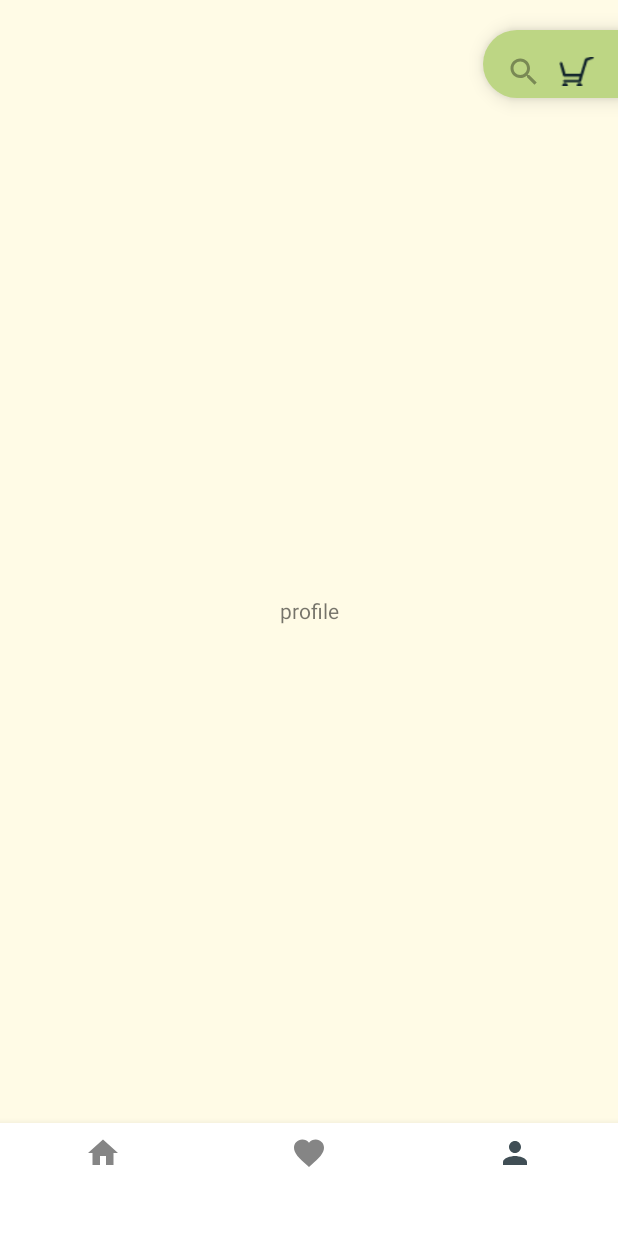
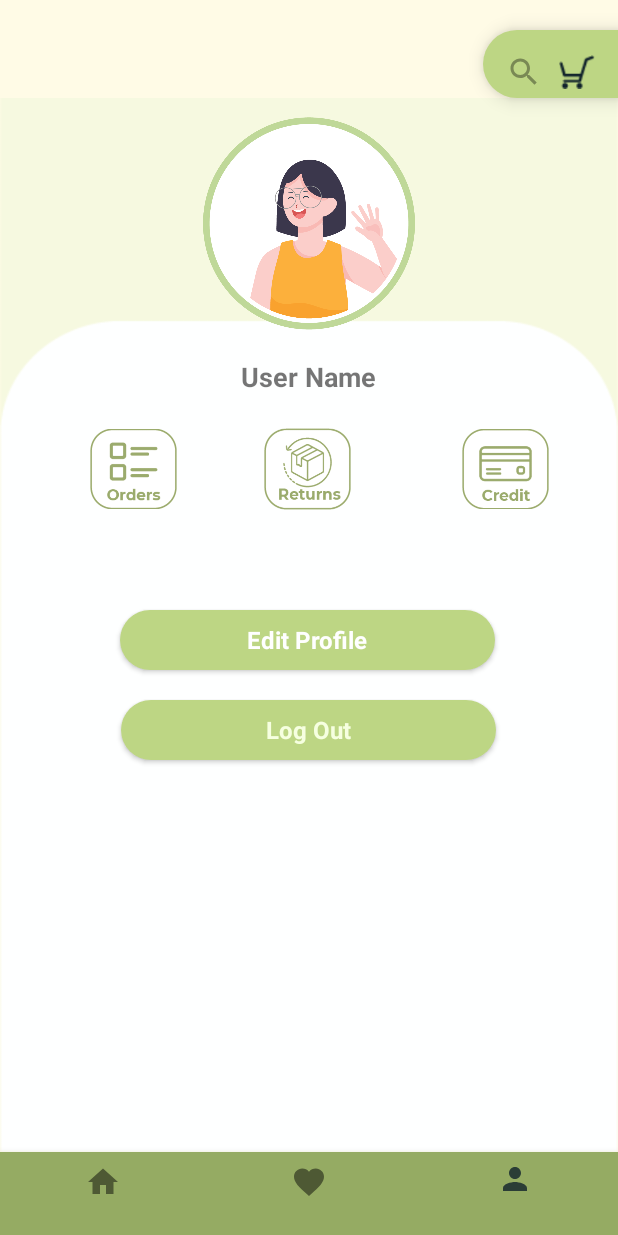
Before and after one commit to Basma-AlKhameri/Book.App, an Android app: the Home_Page screen opened directly, with no data from a screen before it, item 5 of the bottom bar chosen, on a phone screen of 412 x 824 dp. Run offline under Robolectric (Android 15) with nearby library versions, the phone set to English and light mode, and no system bars; our stand-ins replace Room's generated code.

```diff
--- a/app/src/main/java/com/example/bookapp/MainActivity.kt
+++ b/app/src/main/java/com/example/bookapp/MainActivity.kt
@@ -20,6 +20,7 @@ class MainActivity : AppCompatActivity() {
         setContentView(binding.root)
         setUpTaps()
     }
+
     private fun setUpTaps(){
         val adapter = ViewPagerAdapter(supportFragmentManager)
         val viewPager:ViewPager=findViewById(R.id.viewPager)
--- a/app/src/main/java/com/example/bookapp/adapters/ViewPagerAdapter.kt
+++ b/app/src/main/java/com/example/bookapp/adapters/ViewPagerAdapter.kt
@@ -7,6 +7,7 @@ import java.util.ArrayList
 
 class ViewPagerAdapter(supportFragmentManger:FragmentManager):FragmentPagerAdapter(supportFragmentManger,
     BEHAVIOR_RESUME_ONLY_CURRENT_FRAGMENT) {
+
     private val mFragmentList= ArrayList<Fragment>()
     private val mFragmentTitleList = ArrayList<String>()
 
--- a/app/src/main/res/drawable/veiw_bg.xml
+++ b/app/src/main/res/drawable/veiw_bg.xml
@@ -2,6 +2,6 @@
 <shape xmlns:android="http://schemas.android.com/apk/res/android"
     android:shape="rectangle">
 <solid android:color="@color/white"></solid>
-    <corners android:topRightRadius="45dp"
-        android:topLeftRadius="45dp"></corners>
+    <corners android:topRightRadius="83dp"
+        android:topLeftRadius="83dp"></corners>
 </shape>
--- a/app/src/main/res/layout/activity_home_page.xml
+++ b/app/src/main/res/layout/activity_home_page.xml
@@ -37,11 +37,13 @@
     <com.google.android.material.bottomnavigation.BottomNavigationView
         android:id="@+id/bottomNavigationView2"
         android:layout_width="match_parent"
-        android:layout_height="75dp"
+        android:layout_height="wrap_content"
         app:layout_constraintBottom_toBottomOf="parent"
         app:layout_constraintEnd_toEndOf="parent"
         app:layout_constraintHorizontal_bias="0.5"
+        android:background="@color/green"
+        app:itemRippleColor="@color/white"
         app:layout_constraintStart_toStartOf="parent"
-        app:menu="@menu/buttom_nav_menu2"/>
+        app:menu="@menu/buttom_nav_menu2" />
 
 </androidx.constraintlayout.widget.ConstraintLayout>
--- a/app/src/main/res/layout/profile.xml
+++ b/app/src/main/res/layout/profile.xml
@@ -88,7 +88,7 @@
         style="@style/Theme.BookApp"
         android:layout_width="300dp"
         android:layout_height="wrap_content"
-        android:layout_marginBottom="124dp"
+        android:layout_marginBottom="84dp"
         android:background="@drawable/button_bg"
         android:text="Log Out"
         android:textColor="@color/light_green3"
--- a/app/src/main/res/layout/profile_icon_fragment.xml
+++ b/app/src/main/res/layout/profile_icon_fragment.xml
@@ -1,21 +1,102 @@
 <?xml version="1.0" encoding="utf-8"?>
-<androidx.constraintlayout.widget.ConstraintLayout
-    xmlns:android="http://schemas.android.com/apk/res/android"
+<androidx.constraintlayout.widget.ConstraintLayout xmlns:android="http://schemas.android.com/apk/res/android"
     xmlns:app="http://schemas.android.com/apk/res-auto"
     xmlns:tools="http://schemas.android.com/tools"
-
     android:layout_width="match_parent"
     android:layout_height="match_parent"
-    tools:context=".fragment.Profile_icon_fragment">
+    android:background="@drawable/k1">
+
+    <ImageView
+        android:id="@+id/imageView3"
+        android:layout_width="141dp"
+        android:layout_height="159dp"
+        android:layout_marginTop="4dp"
+        app:layout_constraintEnd_toEndOf="parent"
+        app:layout_constraintStart_toStartOf="parent"
+        app:layout_constraintTop_toTopOf="parent"
+        app:srcCompat="@drawable/profile_image" />
+
+    <ImageView
+        android:id="@+id/imageView4"
+        android:layout_width="58dp"
+        android:layout_height="68dp"
+        android:layout_marginTop="50dp"
+        app:layout_constraintEnd_toStartOf="@+id/imageView5"
+        app:layout_constraintHorizontal_bias="0.506"
+        app:layout_constraintStart_toStartOf="parent"
+        app:layout_constraintTop_toBottomOf="@+id/imageView3"
+        app:srcCompat="@drawable/order_image" />
+
+    <ImageView
+        android:id="@+id/imageView5"
+        android:layout_width="58dp"
+        android:layout_height="68dp"
+        android:layout_marginTop="50dp"
+        app:layout_constraintBottom_toBottomOf="parent"
+        app:layout_constraintEnd_toEndOf="parent"
+        app:layout_constraintHorizontal_bias="0.498"
+        app:layout_constraintStart_toStartOf="parent"
+        app:layout_constraintTop_toBottomOf="@+id/imageView3"
+        app:layout_constraintVertical_bias="0.0"
+        app:srcCompat="@drawable/return_image" />
+
+    <ImageView
+        android:id="@+id/imageView6"
+        android:layout_width="58dp"
+        android:layout_height="68dp"
+        android:layout_marginTop="50dp"
+        android:layout_marginEnd="28dp"
+        app:layout_constraintEnd_toEndOf="parent"
+        app:layout_constraintHorizontal_bias="0.804"
+        app:layout_constraintStart_toEndOf="@+id/imageView5"
+        app:layout_constraintTop_toBottomOf="@+id/imageView3"
+        app:srcCompat="@drawable/credit_image" />
 
     <TextView
+        android:id="@+id/profile_name"
         android:layout_width="wrap_content"
         android:layout_height="wrap_content"
-        android:layout_marginBottom="0dp"
-        android:text="profile"
-        app:layout_constraintBottom_toBottomOf="parent"
+        android:layout_marginTop="10dp"
+        android:text="User Name"
+        android:textSize="18sp"
+        android:textStyle="bold"
+        app:layout_constraintBottom_toTopOf="@+id/imageView5"
         app:layout_constraintEnd_toEndOf="parent"
+        app:layout_constraintHorizontal_bias="0.498"
         app:layout_constraintStart_toStartOf="parent"
-        app:layout_constraintTop_toTopOf="parent" />
+        app:layout_constraintTop_toBottomOf="@+id/imageView3"
+        app:layout_constraintVertical_bias="0.0" />
 
-    </androidx.constraintlayout.widget.ConstraintLayout>
+
+    <Button
+        android:id="@+id/editButton"
+        style="@style/Theme.BookApp"
+        android:layout_width="250dp"
+        android:layout_height="40dp"
+        android:layout_marginTop="60dp"
+        android:background="@drawable/button_bg"
+        android:text="Edit Profile"
+        android:textColor="@color/white"
+        android:textSize="16dp"
+        android:textStyle="bold"
+        app:layout_constraintEnd_toEndOf="parent"
+        app:layout_constraintHorizontal_bias="0.495"
+        app:layout_constraintStart_toStartOf="parent"
+        app:layout_constraintTop_toBottomOf="@+id/imageView5" />
+
+    <Button
+        android:id="@+id/log_out_Button"
+        style="@style/Theme.BookApp"
+        android:layout_width="250dp"
+        android:layout_height="40dp"
+        android:layout_marginTop="20dp"
+        android:background="@drawable/button_bg"
+        android:text="Log Out"
+        android:textColor="@color/light_green3"
+        android:textSize="16dp"
+        android:textStyle="bold"
+        app:layout_constraintEnd_toEndOf="parent"
+        app:layout_constraintHorizontal_bias="0.496"
+        app:layout_constraintStart_toStartOf="parent"
+        app:layout_constraintTop_toBottomOf="@+id/editButton" />
+</androidx.constraintlayout.widget.ConstraintLayout>
--- a/app/src/main/res/values-night/themes.xml
+++ b/app/src/main/res/values-night/themes.xml
@@ -1,6 +1,6 @@
 <resources xmlns:tools="http://schemas.android.com/tools">
     <!-- Base application theme. -->
-    <style name="Theme.BookApp" parent="Theme.AppCompat.Light.NoActionBar">
+    <style name="Theme.BookApp" parent="Theme.MaterialComponents.Light.NoActionBar">
         <!-- Primary brand color. -->
         <item name="colorPrimary">@color/purple_200</item>
         <item name="colorPrimaryVariant">@color/purple_700</item>
--- a/app/src/main/res/values/themes.xml
+++ b/app/src/main/res/values/themes.xml
@@ -1,6 +1,6 @@
 <resources xmlns:tools="http://schemas.android.com/tools">
     <!-- Base application theme. -->
-    <style name="Theme.BookApp" parent="Theme.MaterialComponents.Light.NoActionBar">
+    <style name="Theme.BookApp" parent="Theme.AppCompat.Light.NoActionBar">
         <!-- Primary brand color. -->
         <item name="colorPrimary">@color/navy_blue</item>
         <item name="colorPrimaryVariant">@color/green</item>
```
Also changed, not shown: app/src/main/AndroidManifest.xml (+4 -9 lines), app/src/main/java/com/example/bookapp/Book_Details.kt (+6 -2 lines), app/src/main/res/drawable/fav_button_background.xml (added, +9 -0 lines), app/src/main/res/layout/activity_book_details.xml (+21 -13 lines), app/src/main/res/values/strings.xml (+9 -3 lines), app/src/main/res/drawable/fav_selected.png (added), app/src/main/res/drawable/fav_unselected.png (added).
